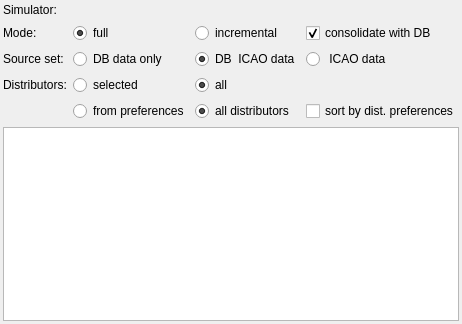
swift-project/pilotclient, file src/blackgui/editors/ownmodelsetform.ui: the form before one commit.
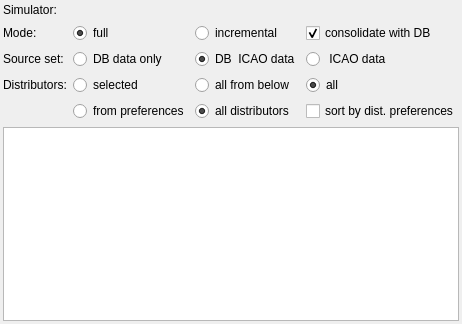
The form after the commit. Custom widgets are drawn as their Qt base class.

Commit message: refs #745, improved own model set dialog * allow to consolidate data * display either preferences or all distributors * builder can consolidate * get model set from mapping component

Patch:
```diff
--- a/src/blackgui/editors/ownmodelsetform.ui
+++ b/src/blackgui/editors/ownmodelsetform.ui
@@ -74,19 +74,6 @@
        </property>
       </widget>
      </item>
-     <item row="3" column="2">
-      <widget class="QRadioButton" name="rb_AllDistributors">
-       <property name="text">
-        <string>all</string>
-       </property>
-       <property name="checked">
-        <bool>true</bool>
-       </property>
-       <attribute name="buttonGroup">
-        <string notr="true">bg_Distributors</string>
-       </attribute>
-      </widget>
-     </item>
      <item row="1" column="0">
       <widget class="QLabel" name="lbl_Mode">
        <property name="text">
@@ -209,6 +196,29 @@
        </attribute>
       </widget>
      </item>
+     <item row="3" column="3">
+      <widget class="QRadioButton" name="rb_DistributorsAll">
+       <property name="text">
+        <string>all</string>
+       </property>
+       <property name="checked">
+        <bool>true</bool>
+       </property>
+       <attribute name="buttonGroup">
+        <string notr="true">bg_Distributors</string>
+       </attribute>
+      </widget>
+     </item>
+     <item row="3" column="2">
+      <widget class="QRadioButton" name="rb_DistributorsFromBelow">
+       <property name="text">
+        <string>all from below</string>
+       </property>
+       <attribute name="buttonGroup">
+        <string notr="true">bg_Distributors</string>
+       </attribute>
+      </widget>
+     </item>
     </layout>
    </item>
    <item>
```
Left out of the diff: 9 changed lines with no effect on the pictures. The commit also changes 9 other files.
